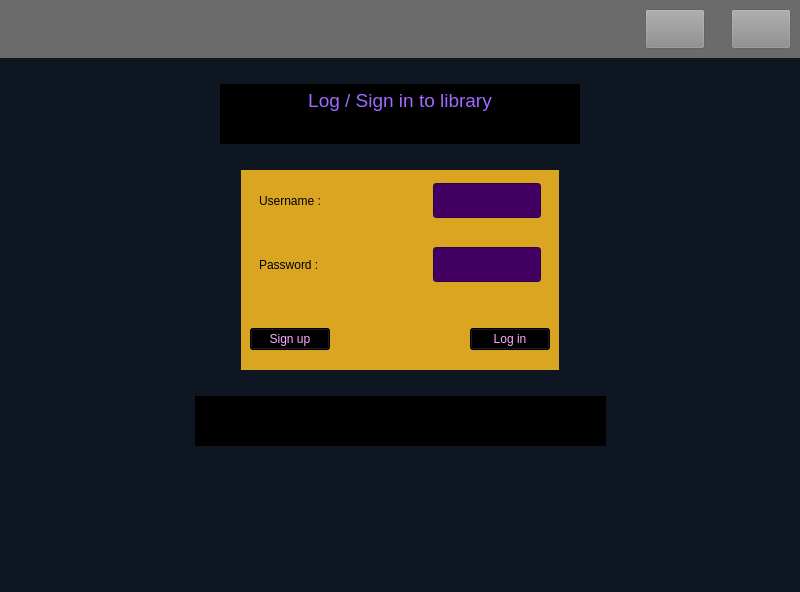
The window that Project/mainwindow.ui (AminNaghiyan/uiap92_project) describes before a commit, drawn with Qt 5.
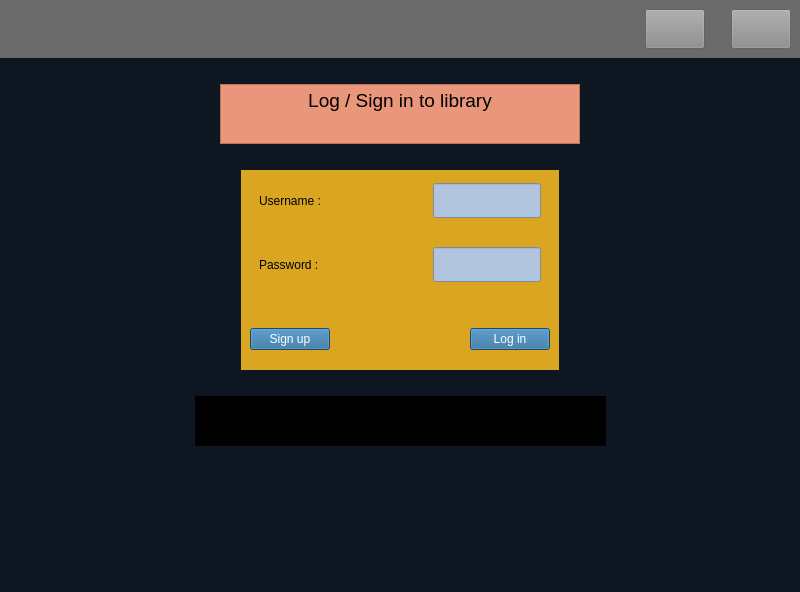
The same window after the commit. Icons and pictures are not drawn.

What changed in the file:
```diff
--- a/Project/mainwindow.ui
+++ b/Project/mainwindow.ui
@@ -40,36 +40,34 @@
 background-color : red 
 
 }
+
 #textBrowser_2
 {
 	
 	font: 8pt &quot;MS UI Gothic&quot;;
-    background-color : rgb( 0, 0 , 0 );
-    color : rgb(160, 105, 255) ;
-	border-color: rgb(0, 0, 0,0);
+    background-color: rgb(233, 150, 122);
 }
+
 #verticalWidget
 {
  background-color : #daa520
 }
 #username
 {
-background-color : rgb(85, 0, 127)
+    color: rgb(79, 59, 33);
+    background-color : rgb(176, 196, 222)
 }
-#username
-{
-color : rgb(85, 255, 255) ;
-background-color : rgb(66, 0, 99)
-}
+
 #password
 {
-color : rgb(85, 255, 255) ;
-background-color : rgb(66, 0, 99)
+    color: rgb(79, 59, 33);
+    background-color : rgb(176, 196, 222)
 }
 #Login
 {
-	color: rgb(255, 170, 255);
-	background-color: rgb(0, 0, 0);
+	color: rgb(255, 255, 255);
+	font: 10pt &quot;MS Shell Dlg 2&quot;;
+    background-color: rgb(39, 104, 153) ;
 }
 #Login::hover
 {
@@ -78,8 +76,9 @@
 
 #sign_up
 {
-	color: rgb(255, 170, 255);
-background-color: rgb(0, 0, 0);
+	color: rgb(255, 255, 255);
+	font: 10pt &quot;MS Shell Dlg 2&quot;;
+    background-color: rgb(39, 104, 153) ;
 }
 
 #sign_up::hover
```
Left out of the diff: 4 changed lines with no effect on the pictures.
